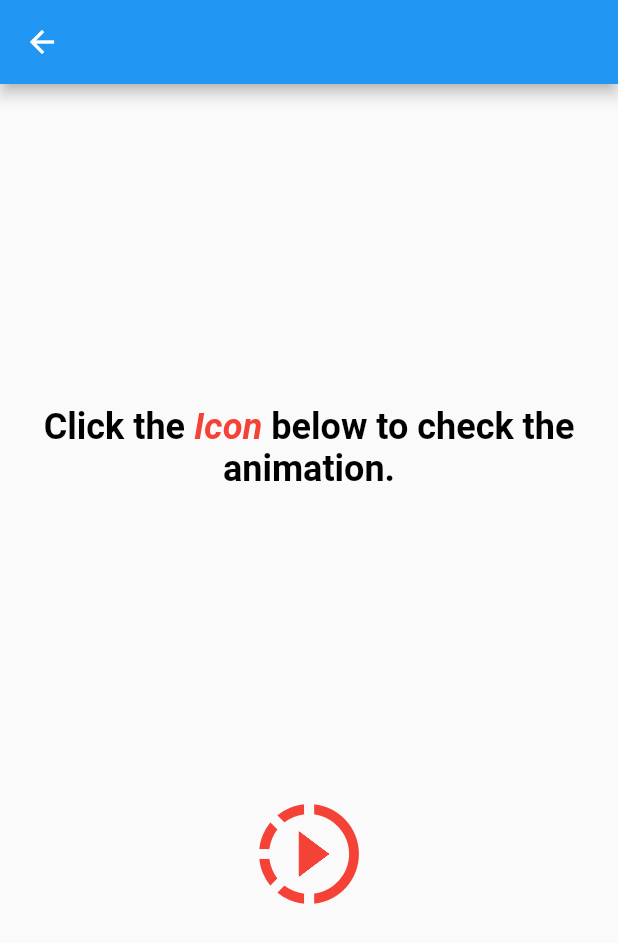
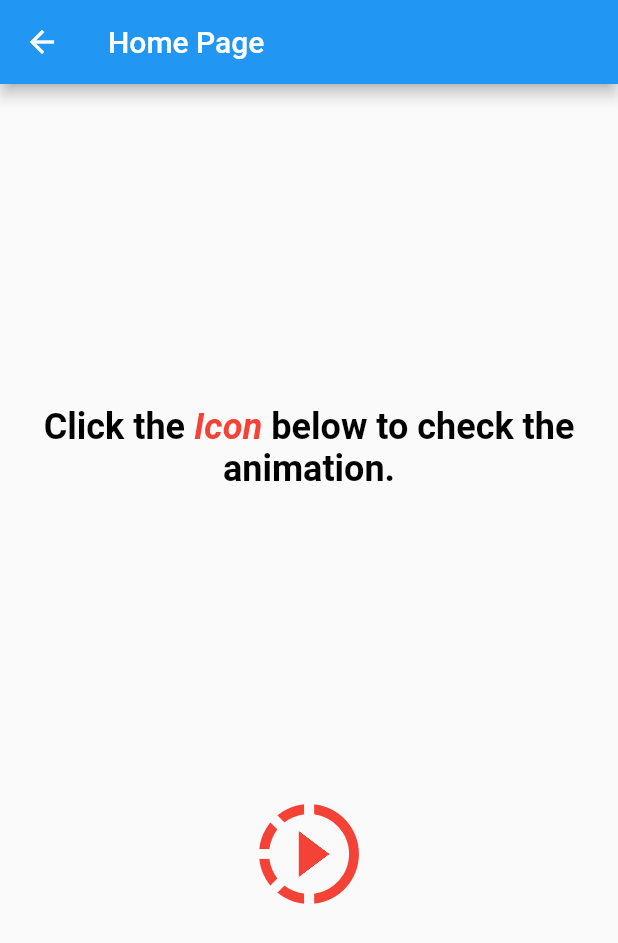
Before and after one commit to AdamZHANG123/intr_to_widgets, a Flutter app: the HomePage screen opened directly, on a phone screen of 412 x 824 dp. Shown: the top 943 px of the screen. Run offline on Flutter 3.47's test engine with Material 2 defaults, Android fonts, the phone set to English and light mode, and no system bars.

```diff
--- a/lib/hero_animation.dart
+++ b/lib/hero_animation.dart
@@ -18,7 +18,7 @@ class HomePage extends StatelessWidget {
   Widget build(BuildContext context) {
     return Scaffold(
       appBar: AppBar(
-        title: Text(''),
+        title: Text('Home Page'),
       ),
       body: Container(
         margin: EdgeInsets.symmetric(horizontal: 8, vertical: 12),
@@ -74,7 +74,7 @@ class AnotherPage extends StatelessWidget {
   Widget build(BuildContext context) {
     return Scaffold(
       appBar: AppBar(
-        title: Text(''),
+        title: Text('Another Page'),
       ),
       body: Container(
         margin: EdgeInsets.symmetric(horizontal: 8, vertical: 12),
--- a/pubspec.yaml
+++ b/pubspec.yaml
@@ -23,6 +23,7 @@ dependencies:
   # The following adds the Cupertino Icons font to your application.
   # Use with the CupertinoIcons class for iOS style icons.
   cupertino_icons: ^0.1.2
+  http: ^0.12.0+2
 
 dev_dependencies:
   flutter_test:
```
Also changed, not shown: lib/http_get.dart (added, +33 -0 lines), lib/main.dart (+3 -10 lines), pubspec.lock.
